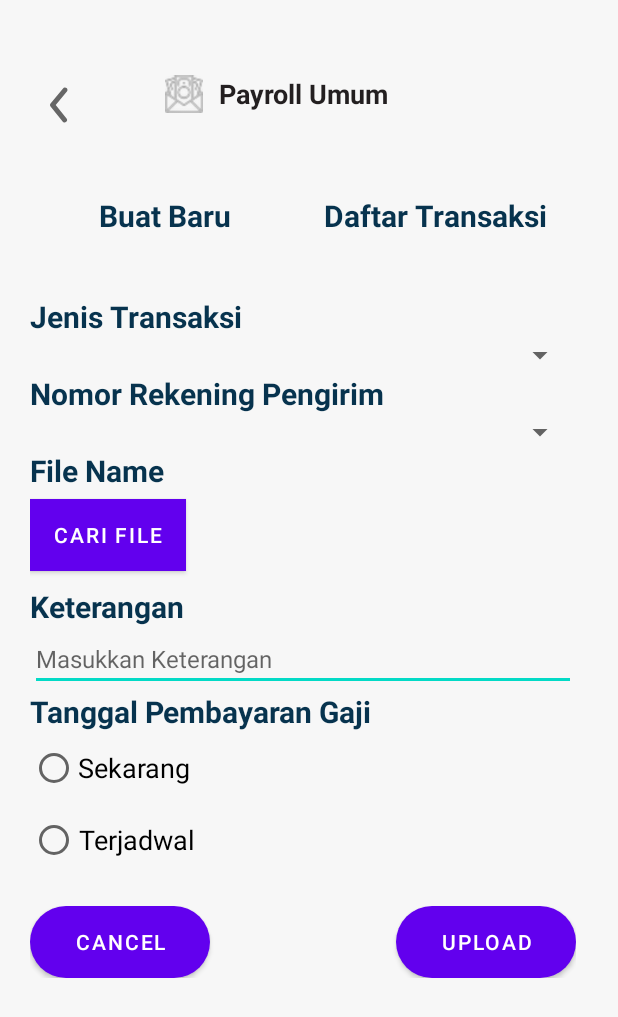
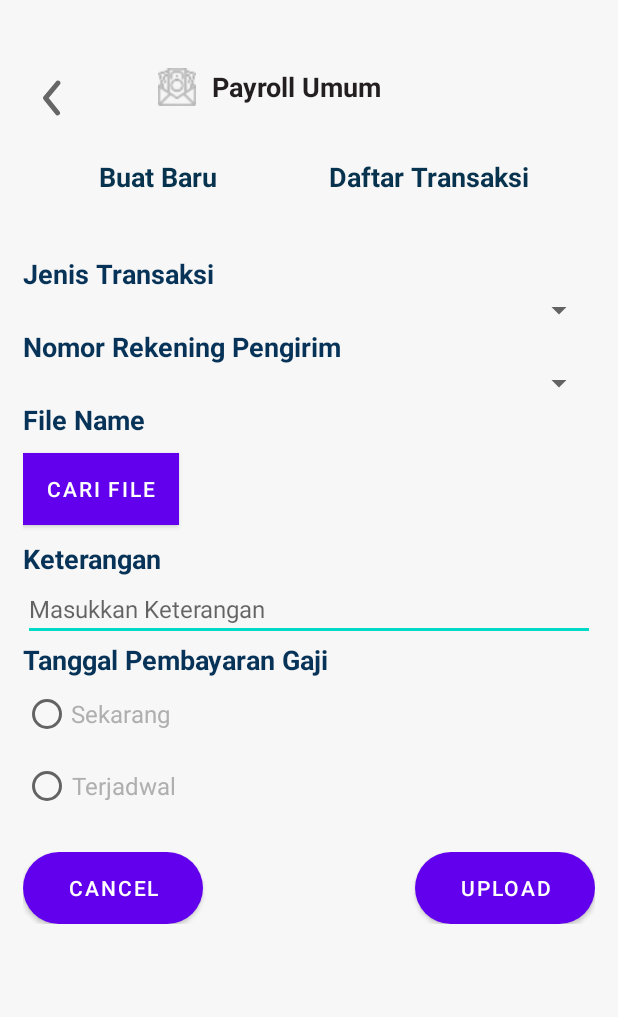
Before and after one commit to ohmantun/CMSMantap, an Android app: the layout activity_payroll_umum.xml on its own in the app's theme, with its tools: preview values and no code run, on a phone screen of 412 x 824 dp. Shown: the top 1017 px of the screen. Run offline under Robolectric (Android 15) with nearby library versions, the phone set to English and light mode, and no system bars.

```diff
--- a/app/src/main/res/layout/activity_payroll_umum.xml
+++ b/app/src/main/res/layout/activity_payroll_umum.xml
@@ -6,13 +6,12 @@
     android:layout_height="match_parent"
     android:background="#F7F7F7"
     android:orientation="vertical"
-    android:padding="20dp">
+    android:padding="15dp">
 
     <LinearLayout
         android:layout_width="match_parent"
         android:layout_height="wrap_content"
         android:layout_marginTop="30dp"
-        android:layout_marginEnd="8dp"
         android:orientation="vertical">
 
         <FrameLayout
@@ -57,14 +56,14 @@
             android:orientation="vertical"
             android:columnCount="2"
             android:rowCount="1"
-            android:layout_marginTop="40dp">
+            android:layout_marginTop="20dp">
 
             <TextView
                 android:layout_width="180dp"
                 android:layout_height="wrap_content"
                 android:text="Buat Baru"
                 android:textAlignment="center"
-                android:textSize="20sp"
+                android:textSize="18sp"
                 android:textStyle="bold"
                 android:textColor="#07334E" />
 
@@ -73,7 +72,7 @@
                 android:layout_height="wrap_content"
                 android:text="Daftar Transaksi"
                 android:textAlignment="center"
-                android:textSize="20sp"
+                android:textSize="18sp"
                 android:textStyle="bold"
                 android:textColor="#07334E" />
 
@@ -83,9 +82,9 @@
             android:layout_width="wrap_content"
             android:layout_height="wrap_content"
             android:text="Jenis Transaksi"
-            android:textSize="20sp"
+            android:textSize="18sp"
             android:textStyle="bold"
-            android:textColor="#07334E"
+            android:textColor="#083358"
             android:layout_marginTop="40dp"/>
 
         <Spinner
@@ -97,9 +96,9 @@
             android:layout_width="wrap_content"
             android:layout_height="wrap_content"
             android:text="Nomor Rekening Pengirim"
-            android:textSize="20sp"
+            android:textSize="18sp"
             android:textStyle="bold"
-            android:textColor="#07334E"/>
+            android:textColor="#083358"/>
 
         <Spinner
             android:id="@+id/spinner_norek_pengirim"
@@ -110,25 +109,25 @@
             android:layout_width="wrap_content"
             android:layout_height="wrap_content"
             android:text="File Name"
-            android:textSize="20sp"
+            android:textSize="18sp"
             android:textStyle="bold"
-            android:textColor="#07334E"/>
+            android:textColor="#083358"/>
 
         <Button
             android:layout_width="wrap_content"
             android:layout_height="wrap_content"
             android:text="Cari File"
             android:background="@color/box_biru"
-            android:layout_marginTop="5dp"/>
+            android:layout_marginTop="10dp"/>
 
 
         <TextView
             android:layout_width="wrap_content"
             android:layout_height="wrap_content"
             android:text="Keterangan"
-            android:textSize="20sp"
+            android:textSize="18sp"
             android:textStyle="bold"
-            android:textColor="#07334E"
+            android:textColor="#083358"
             android:layout_marginTop="10dp"/>
 
         <EditText
@@ -142,9 +141,9 @@
             android:layout_width="wrap_content"
             android:layout_height="wrap_content"
             android:text="Tanggal Pembayaran Gaji"
-            android:textSize="20sp"
+            android:textSize="18sp"
             android:textStyle="bold"
-            android:textColor="#07334E"/>
+            android:textColor="#083358"/>
 
         <RadioGroup
             android:id="@+id/rgTglpembayaran"
@@ -155,17 +154,17 @@
             <androidx.appcompat.widget.AppCompatRadioButton
                 android:layout_width="wrap_content"
                 android:layout_height="wrap_content"
-                android:textColor="@color/black"
+                android:textColor="#AFAFAF"
                 android:text="Sekarang"
-                android:textSize="18sp"
+                android:textSize="16sp"
                 android:layout_weight="1"
                 android:gravity="center"/>
             <androidx.appcompat.widget.AppCompatRadioButton
                 android:layout_width="wrap_content"
                 android:layout_height="wrap_content"
-                android:textColor="@color/black"
+                android:textColor="#AFAFAF"
                 android:text="Terjadwal"
-                android:textSize="18sp"
+                android:textSize="16sp"
                 android:layout_weight="1"
                 android:gravity="center"/>
         </RadioGroup>
```
